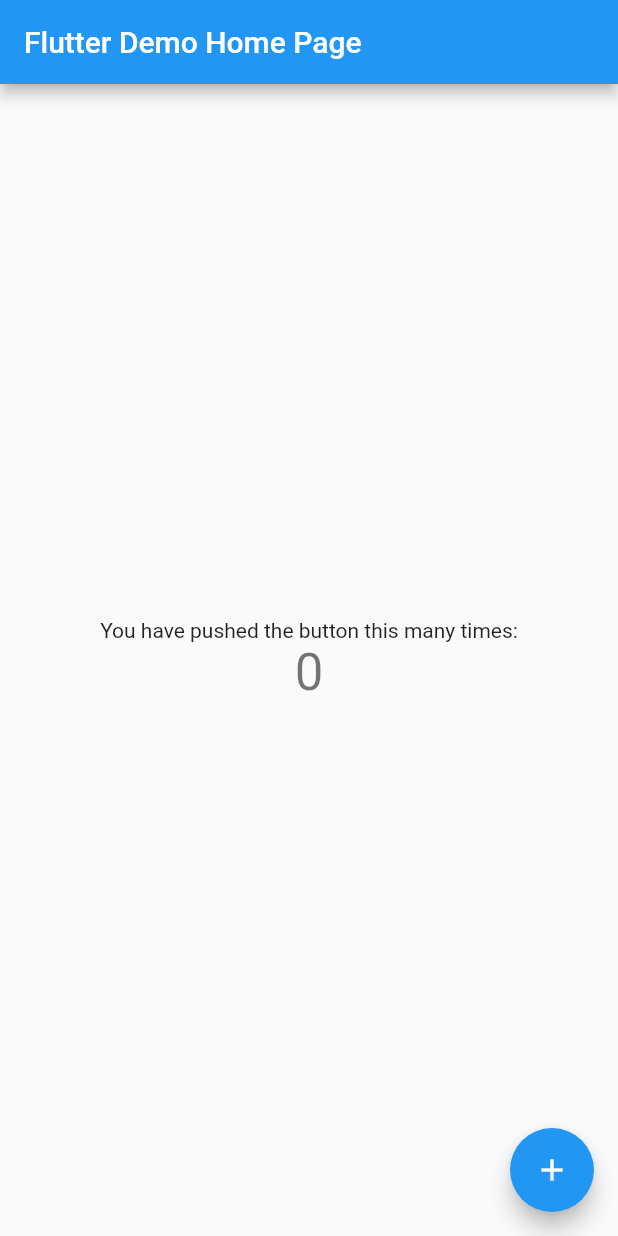
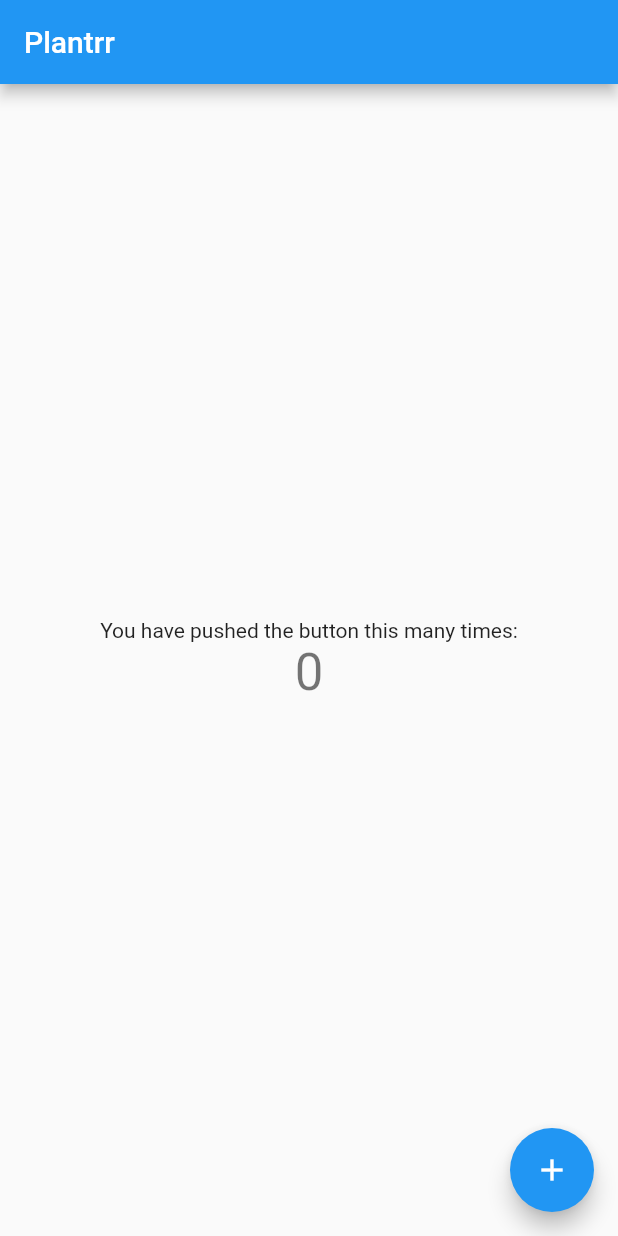
Before and after one commit to yonifra/plantrr, a Flutter app: the screen it shows after launch, on a phone screen of 412 x 824 dp. Run offline on Flutter 3.47's test engine with Material 2 defaults, Android fonts, the phone set to English and light mode, and no system bars.

Commit message:
Update title

```diff
--- a/lib/main.dart
+++ b/lib/main.dart
@@ -24,7 +24,7 @@ class MyApp extends StatelessWidget {
         // is not restarted.
         primarySwatch: Colors.blue,
       ),
-      home: const MyHomePage(title: 'Flutter Demo Home Page'),
+      home: const MyHomePage(title: 'Plantrr'),
     );
   }
 }
```
